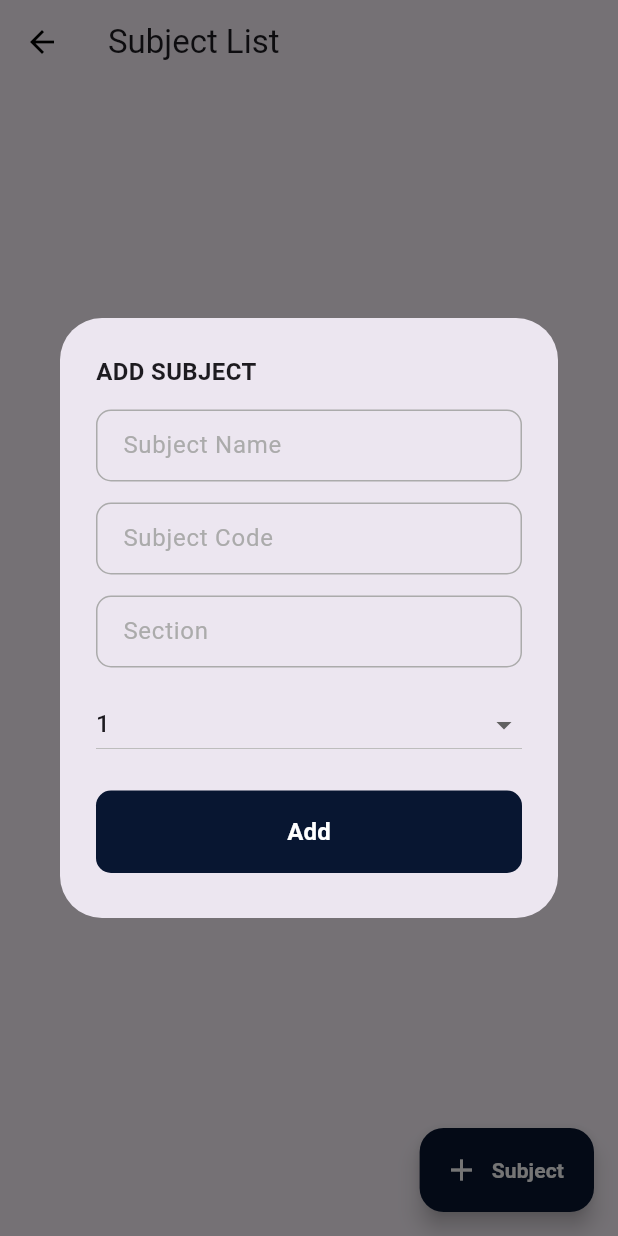
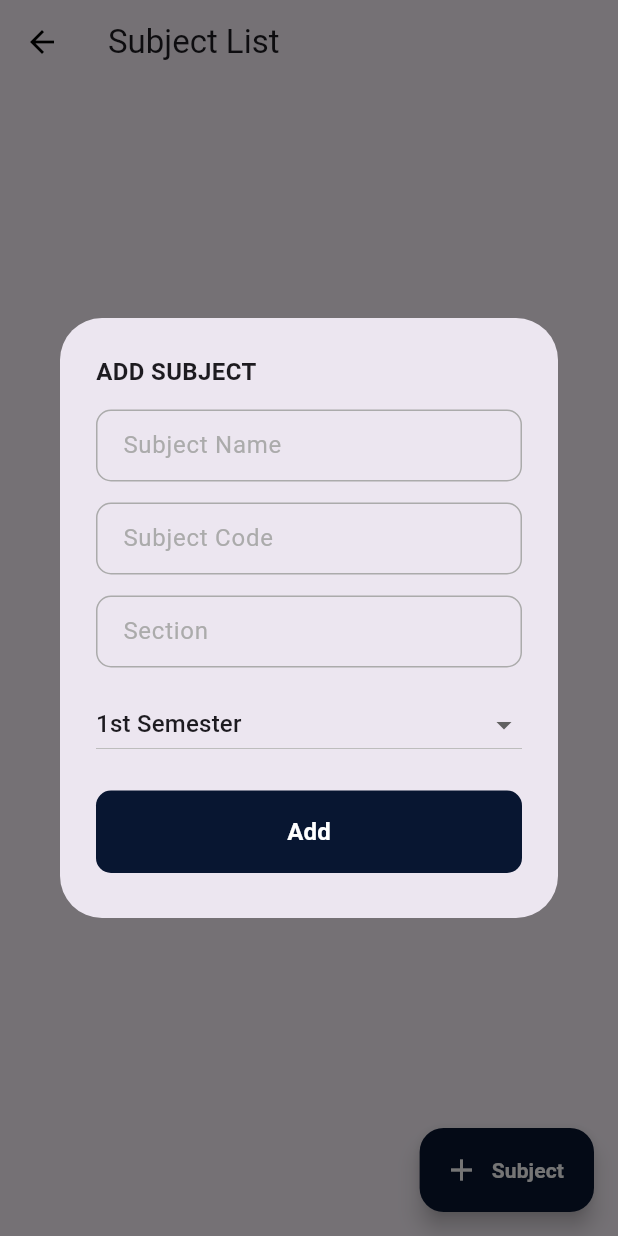
Before and after one commit to Amawers/attendifyyy, a Flutter app: the ListOfSubjects screen opened directly, after a tap on "Subject", on a phone screen of 412 x 824 dp. Run offline on Flutter 3.47's test engine with Material 3 defaults, Android fonts, the phone set to English and light mode, and no system bars; our stand-ins replace email_validator, shared_preferences; missing offline and left inert: mobile_scanner; accounts and stored records are empty; network calls fail.

```diff
--- a/lib/api_connection/api_connection.dart
+++ b/lib/api_connection/api_connection.dart
@@ -1,6 +1,6 @@
 class Api {
-  // static const ip = '192.168.1.11';
-  static const ip = 'localhost';
+  static const ip = '192.168.1.11';
+  // static const ip = 'localhost';
   static const hostConnect = 'http://$ip/attendifyyy_backend';
   static const signUp = '$hostConnect/authentication/sign_up.php';
   static const logIn = '$hostConnect/authentication/log_in.php';
--- a/lib/core/settings.dart
+++ b/lib/core/settings.dart
@@ -1,4 +1,5 @@
 import 'package:attendifyyy/authentication/log_in.dart';
+import 'package:attendifyyy/core/account_settings/account_settings.dart';
 import 'package:attendifyyy/core/info_pages/about_app.dart';
 import 'package:attendifyyy/core/info_pages/contact_support.dart';
 import 'package:attendifyyy/core/info_pages/privacy_policy.dart';
@@ -17,7 +18,7 @@ class SettingsScreen extends StatelessWidget {
         title: const Text('Settings'),
       ),
       body: ListView(padding: const EdgeInsets.all(14.0), children: [
-        createSettingOptionCard(Icons.person, "Account", () {}, context),
+        createSettingOptionCard(Icons.person, "Account", const AccountSettings(), context),
         const Divider(
           color: Color(0xffeaeaea),
           thickness: 1,
--- a/lib/create_subjects/create_subjects.dart
+++ b/lib/create_subjects/create_subjects.dart
@@ -6,7 +6,7 @@ import 'package:attendifyyy/create_students/create_students.dart';
 import 'package:flutter/material.dart';
 import 'package:http/http.dart' as http;
 
-List<String> semesterList = <String>["1", "2"];
+List<String> semesterList = <String>["1st Semester", "2nd Semester"];
 
 class ListOfSubjects extends StatefulWidget {
   const ListOfSubjects({super.key});
```
Also changed, not shown: lib/scanning_qr/scan_qr.dart (+11 -6 lines), pubspec.lock.
